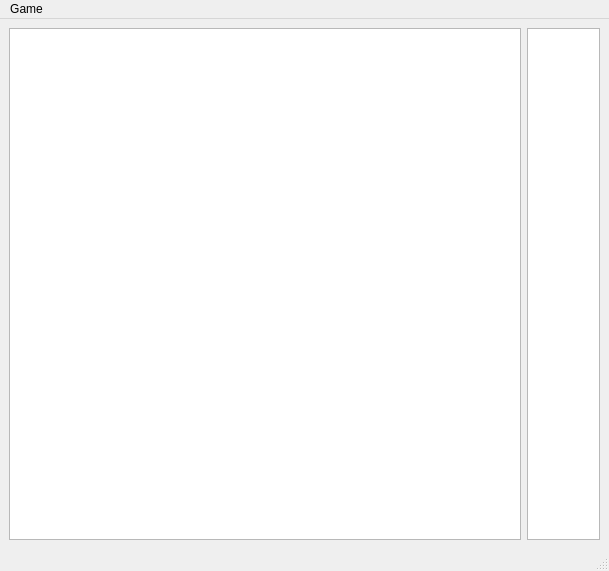
Above: chemate/ui/design.ui from led-spb/chemate before the change. Below: the same form after it.
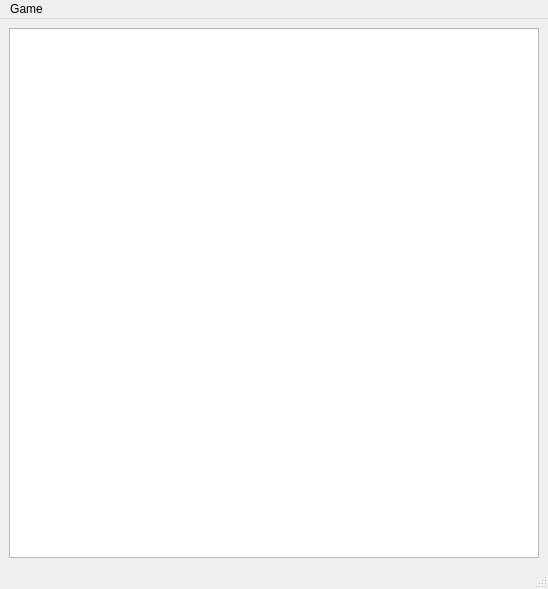
That is the form after the change.

The edit to the form file:
```diff
--- a/chemate/ui/design.ui
+++ b/chemate/ui/design.ui
@@ -2,11 +2,14 @@
 <ui version="4.0">
  <class>MainWindow</class>
  <widget class="QMainWindow" name="MainWindow">
+  <property name="enabled">
+   <bool>true</bool>
+  </property>
   <property name="geometry">
    <rect>
     <x>0</x>
     <y>0</y>
-    <width>609</width>
+    <width>530</width>
     <height>571</height>
    </rect>
   </property>
@@ -21,14 +24,26 @@
   </property>
   <widget class="QWidget" name="centralwidget">
    <layout class="QHBoxLayout" name="horizontalLayout">
+    <property name="sizeConstraint">
+     <enum>QLayout::SetMinimumSize</enum>
+    </property>
     <item>
      <widget class="QGraphicsView" name="viewBoard">
+      <property name="sizePolicy">
+       <sizepolicy hsizetype="Fixed" vsizetype="Fixed">
+        <horstretch>0</horstretch>
+        <verstretch>0</verstretch>
+       </sizepolicy>
+      </property>
       <property name="minimumSize">
        <size>
-        <width>512</width>
-        <height>512</height>
+        <width>530</width>
+        <height>530</height>
        </size>
       </property>
+      <property name="lineWidth">
+       <number>1</number>
+      </property>
       <property name="renderHints">
        <set>QPainter::Antialiasing|QPainter::TextAntialiasing</set>
       </property>
@@ -37,16 +52,6 @@
       </property>
      </widget>
     </item>
-    <item>
-     <widget class="QListView" name="listView">
-      <property name="maximumSize">
-       <size>
-        <width>150</width>
-        <height>16777215</height>
-       </size>
-      </property>
-     </widget>
-    </item>
    </layout>
   </widget>
   <widget class="QMenuBar" name="menubar">
@@ -57,7 +62,7 @@
     <rect>
      <x>0</x>
      <y>0</y>
-     <width>609</width>
+     <width>530</width>
      <height>21</height>
     </rect>
    </property>
```
Left out of the diff: 2 changed lines with no effect on the pictures.
